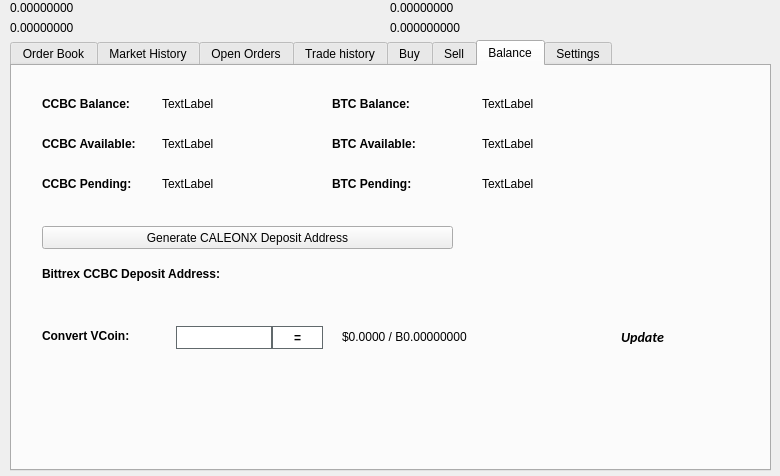
First picture: the form in src/qt/forms/tradingdialog.ui, repository CryptoCashBack-Hub/CCBC, before the edit.
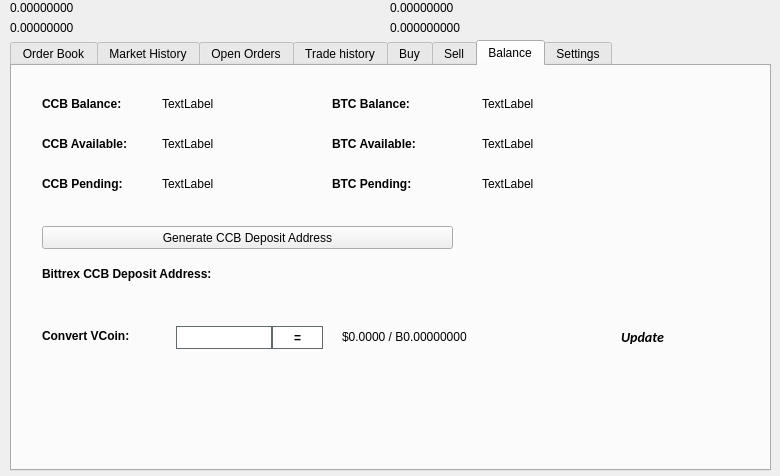
Second picture: the form after the edit. The open tabs and pages were chosen to show the change. Icons and pictures are not drawn.

Patch:
```diff
--- a/src/qt/forms/tradingdialog.ui
+++ b/src/qt/forms/tradingdialog.ui
@@ -2762,7 +2762,7 @@
       </font>
      </property>
      <property name="text">
-      <string>CCBC Balance:</string>
+      <string>CCB Balance:</string>
      </property>
     </widget>
     <widget class="QLabel" name="label_12">
@@ -2813,7 +2813,7 @@
       </font>
      </property>
      <property name="text">
-      <string>CCBC Available:</string>
+      <string>CCB Available:</string>
      </property>
     </widget>
     <widget class="QLabel" name="label_14">
@@ -2832,7 +2832,7 @@
       </font>
      </property>
      <property name="text">
-      <string>CCBC Pending:</string>
+      <string>CCB Pending:</string>
      </property>
     </widget>
     <widget class="QLabel" name="CCBCPendingLabel">
@@ -2928,7 +2928,7 @@
       </font>
      </property>
      <property name="text">
-      <string>Bittrex CCBC Deposit Address:</string>
+      <string>Bittrex CCB Deposit Address:</string>
      </property>
     </widget>
     <widget class="QPushButton" name="GenDepositBTN">
@@ -2941,7 +2941,7 @@
       </rect>
      </property>
      <property name="text">
-      <string>Generate CALEONX Deposit Address</string>
+      <string>Generate CCB Deposit Address</string>
      </property>
      <property name="icon">
       <iconset resource="../caleonx.qrc">
```
Left out of the diff: 46 changed lines with no effect on the pictures.
